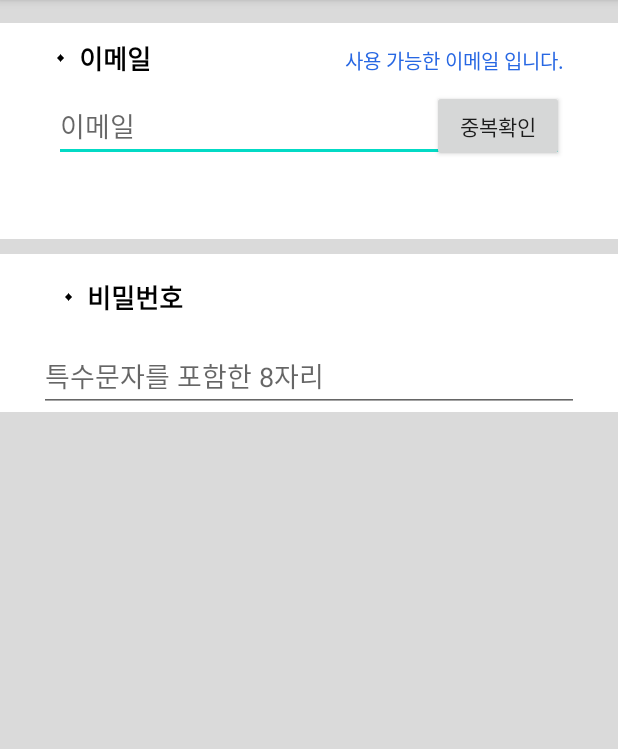
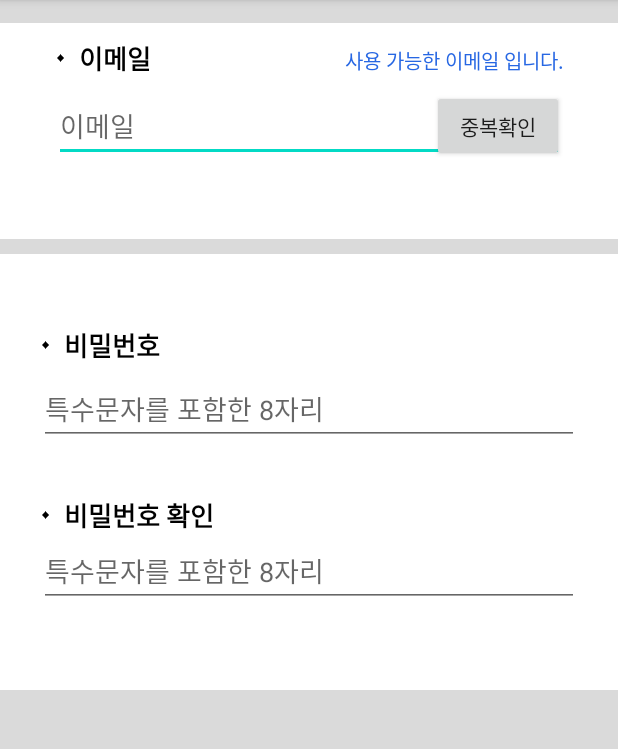
Before and after one commit to smlrkh1107/SignIn_and_Intent_Address, an Android app: the screen it shows after launch (MainActivity), on a phone screen of 412 x 824 dp, the part 84-833 px from its top. Run offline under Robolectric (Android 15) with nearby library versions, the phone set to English and light mode, and no system bars.

Commit message:
이메일 / 비밀번호 작성 칸

```diff
--- a/app/src/main/res/layout/activity_main.xml
+++ b/app/src/main/res/layout/activity_main.xml
@@ -82,23 +82,18 @@
                     android:layout_gravity="right"
                     android:text="중복확인"/>
             </FrameLayout>
-
-
-
-
-
     </LinearLayout>
 
     <LinearLayout
         android:layout_marginTop="10dp"
         android:paddingLeft="26dp"
         android:paddingRight="26dp"
+        android:paddingTop="47dp"
         android:layout_width="match_parent"
         android:layout_height="wrap_content"
         android:background="#FFFFFF"
         android:orientation="vertical">
         <LinearLayout
-        android:padding="15dp"
             android:layout_width="match_parent"
             android:layout_height="wrap_content"
             android:orientation="horizontal">
@@ -119,8 +114,40 @@
                 android:textStyle="bold"/>
         </LinearLayout>
     <EditText
+        android:layout_marginTop="5dp"
         android:layout_width="match_parent"
         android:layout_height="wrap_content"
-    android:hint="특수문자를 포함한 8자리"/>
+        android:hint="특수문자를 포함한 8자리"
+        android:inputType="textPassword"/>
+     <LinearLayout
+         android:layout_marginTop="33dp"
+            android:layout_width="match_parent"
+            android:layout_height="wrap_content"
+            android:orientation="horizontal">
+            <ImageView
+                android:layout_margin="2dp"
+                android:layout_width="5dp"
+                android:layout_height="5dp"
+                android:src="@drawable/image"
+                android:layout_gravity="center"/>
+            <TextView
+                android:layout_weight="1"
+                android:layout_marginLeft="7dp"
+                android:layout_width="wrap_content"
+                android:layout_height="wrap_content"
+                android:text="비밀번호 확인"
+                android:textColor="#000000"
+                android:textSize="17sp"
+                android:textStyle="bold"/>
         </LinearLayout>
+        <EditText
+            android:layout_marginBottom="55dp"
+            android:layout_width="match_parent"
+            android:layout_height="wrap_content"
+            android:hint="특수문자를 포함한 8자리"
+            android:inputType="textPassword"/>
     </LinearLayout>
+
+
+
+</LinearLayout>
```
Lines whose indentation alone changed are shown as unchanged.
